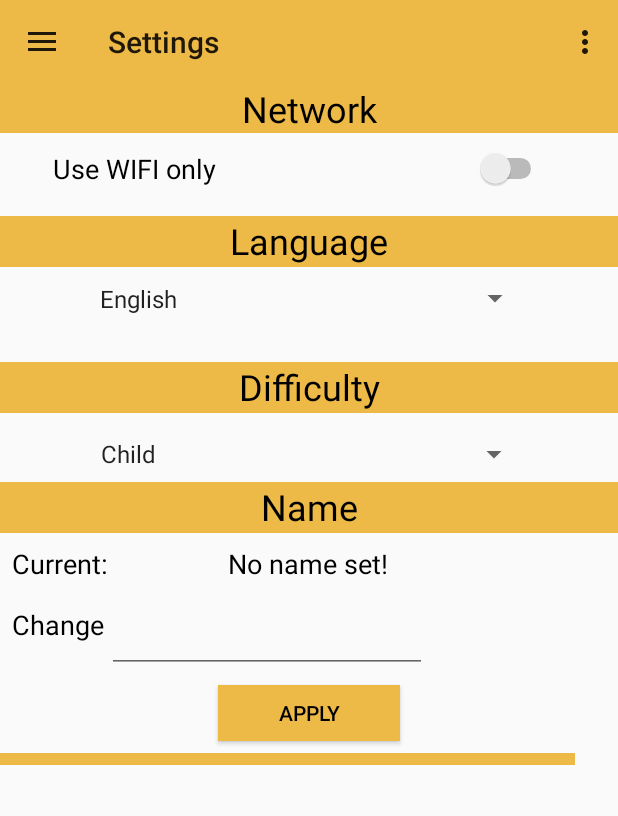
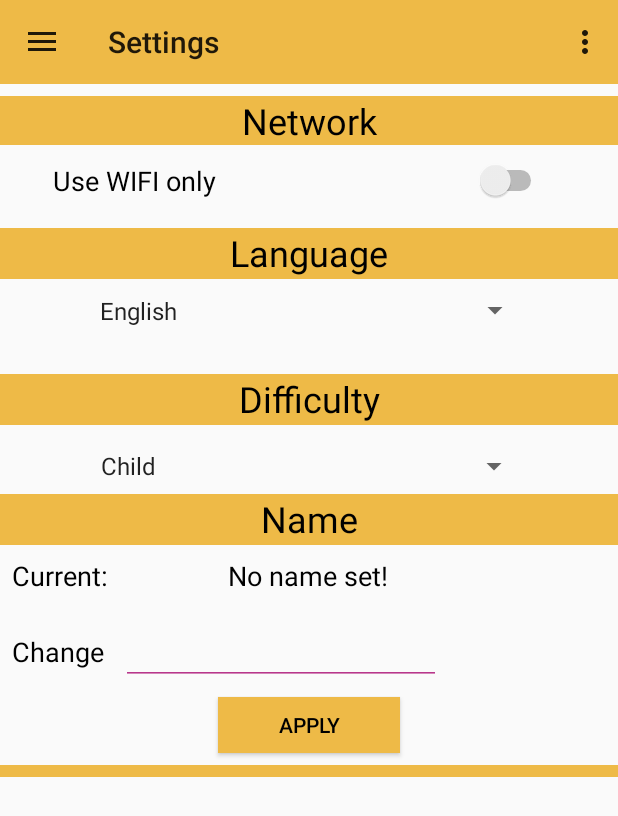
Before and after one commit to CoenB95/Essteling-App, an Android app: the fragment OptionFragment placed in its activity, on a phone screen of 412 x 824 dp. Shown: the top 816 px of the screen. Run offline under Robolectric (Android 15) with nearby library versions, the phone set to English and light mode, and no system bars; libraries missing offline, so code that uses them is left out: com.jakewharton.threetenabp; 1 statement that could not run was skipped.

Commit message:
landscale mode option menu

```diff
--- a/app/src/main/java/nl/l15vdef/essteling/activities_and_fragments/OptionFragment.java
+++ b/app/src/main/java/nl/l15vdef/essteling/activities_and_fragments/OptionFragment.java
@@ -3,11 +3,15 @@ package nl.l15vdef.essteling.activities_and_fragments;
 import android.content.Context;
 import android.content.SharedPreferences;
 import android.content.res.Configuration;
+import android.content.res.Resources;
+import android.graphics.PorterDuff;
+import android.graphics.drawable.Drawable;
 import android.net.ConnectivityManager;
 import android.net.NetworkInfo;
 import android.os.Bundle;
 import android.support.annotation.Nullable;
 import android.support.v4.app.Fragment;
+import android.support.v4.content.ContextCompat;
 import android.view.LayoutInflater;
 import android.view.View;
 import android.view.ViewGroup;
@@ -20,6 +24,7 @@ import android.widget.Spinner;
 import android.widget.Switch;
 import android.widget.TextView;
 
+import java.lang.reflect.Field;
 import java.util.Locale;
 
 import nl.l15vdef.essteling.R;
@@ -51,6 +56,8 @@ public class OptionFragment extends Fragment implements AdapterView.OnItemSelect
         currentName.setText(prefss.getString("Name" , "No name set!"));
 
         nameEdit = (EditText) view.findViewById(R.id.name_change_name);
+        nameEdit.getBackground().mutate().setColorFilter(ContextCompat.getColor(getActivity().getApplicationContext(),R.color.colorAccent2), PorterDuff.Mode.SRC_ATOP);
+        setCursorDrawableColor(nameEdit,R.color.colorAccent2);
         nameButton = (Button) view.findViewById(R.id.name_button_name);
         nameButton.setOnClickListener(new View.OnClickListener() {
             @Override
@@ -210,6 +217,30 @@ public class OptionFragment extends Fragment implements AdapterView.OnItemSelect
         // Another interface callback
     }
 
+    public static void setCursorDrawableColor(EditText editText, int color) {
+        try {
+            Field fCursorDrawableRes =
+                    TextView.class.getDeclaredField("mCursorDrawableRes");
+            fCursorDrawableRes.setAccessible(true);
+            int mCursorDrawableRes = fCursorDrawableRes.getInt(editText);
+            Field fEditor = TextView.class.getDeclaredField("mEditor");
+            fEditor.setAccessible(true);
+            Object editor = fEditor.get(editText);
+            Class<?> clazz = editor.getClass();
+            Field fCursorDrawable = clazz.getDeclaredField("mCursorDrawable");
+            fCursorDrawable.setAccessible(true);
+
+            Drawable[] drawables = new Drawable[2];
+            Resources res = editText.getContext().getResources();
+            drawables[0] = res.getDrawable(mCursorDrawableRes);
+            drawables[1] = res.getDrawable(mCursorDrawableRes);
+            drawables[0].setColorFilter(color, PorterDuff.Mode.SRC_IN);
+            drawables[1].setColorFilter(color, PorterDuff.Mode.SRC_IN);
+            fCursorDrawable.set(editor, drawables);
+        } catch (final Throwable ignored) {
+        }
+    }
+
 
 
 
--- a/app/src/main/res/layout-land/activity_option_fragment.xml
+++ b/app/src/main/res/layout-land/activity_option_fragment.xml
@@ -40,20 +40,21 @@
 
     <TextView
         android:id="@+id/textView4"
-        android:layout_width="200dp"
+        android:layout_width="250dp"
         android:layout_height="wrap_content"
+        android:layout_marginEnd="8dp"
+        android:layout_marginLeft="8dp"
+        android:layout_marginRight="8dp"
+        android:layout_marginStart="8dp"
+        android:layout_marginTop="8dp"
         android:background="@color/colorPrimary"
         android:text="@string/language"
         android:textAlignment="center"
         android:textColor="@android:color/black"
         android:textSize="24sp"
-        app:layout_constraintTop_toTopOf="parent"
-        android:layout_marginRight="8dp"
+        app:layout_constraintLeft_toLeftOf="@+id/guideline6"
         app:layout_constraintRight_toRightOf="parent"
-        android:layout_marginLeft="8dp"
-        app:layout_constraintLeft_toLeftOf="@+id/guideline6"
-        android:layout_marginStart="8dp"
-        android:layout_marginEnd="8dp" />
+        app:layout_constraintTop_toTopOf="parent" />
 
     <Spinner
         android:id="@+id/dif_select_spinner"
@@ -70,88 +71,95 @@
 
     <TextView
         android:id="@+id/textView"
-        android:layout_width="200dp"
+        android:layout_width="250dp"
         android:layout_height="wrap_content"
+        android:layout_marginEnd="8dp"
+        android:layout_marginLeft="8dp"
+        android:layout_marginRight="8dp"
+        android:layout_marginStart="8dp"
+        android:layout_marginTop="17dp"
         android:background="@color/colorPrimary"
         android:text="@string/dif"
         android:textAlignment="center"
         android:textColor="@android:color/black"
         android:textSize="24sp"
-        tools:layout_editor_absoluteY="91dp"
+        app:layout_constraintHorizontal_bias="0.487"
+        app:layout_constraintLeft_toLeftOf="parent"
         app:layout_constraintRight_toLeftOf="@+id/guideline6"
-        android:layout_marginRight="8dp"
-        android:layout_marginLeft="8dp"
-        app:layout_constraintLeft_toLeftOf="parent"
-        android:layout_marginStart="8dp"
-        android:layout_marginEnd="8dp" />
+        app:layout_constraintTop_toBottomOf="@+id/option_wifi_check" />
 
     <TextView
         android:id="@+id/textView3"
-        android:layout_width="200dp"
+        android:layout_width="250dp"
         android:layout_height="wrap_content"
+        android:layout_marginEnd="8dp"
+        android:layout_marginLeft="8dp"
+        android:layout_marginRight="8dp"
+        android:layout_marginStart="8dp"
+        android:layout_marginTop="8dp"
         android:background="@color/colorPrimary"
         android:text="@string/network"
         android:textAlignment="center"
         android:textColor="@android:color/black"
+        android:textColorLink="@color/colorAccent2"
         android:textSize="24sp"
-        app:layout_constraintTop_toTopOf="parent"
+        app:layout_constraintLeft_toLeftOf="parent"
         app:layout_constraintRight_toLeftOf="@+id/guideline6"
-        android:layout_marginRight="8dp"
-        android:layout_marginLeft="8dp"
-        app:layout_constraintLeft_toLeftOf="parent"
-        android:layout_marginStart="8dp"
-        android:layout_marginEnd="8dp" />
+        app:layout_constraintTop_toTopOf="parent" />
 
     <TextView
         android:id="@+id/textView5"
-        android:layout_width="200dp"
+        android:layout_width="250dp"
         android:layout_height="wrap_content"
+        android:layout_marginEnd="8dp"
+        android:layout_marginLeft="8dp"
+        android:layout_marginRight="8dp"
+        android:layout_marginStart="8dp"
+        android:layout_marginTop="17dp"
         android:background="@color/colorPrimary"
         android:text="@string/name"
         android:textAlignment="center"
         android:textColor="@android:color/black"
         android:textSize="24sp"
-        tools:layout_editor_absoluteY="91dp"
-        android:layout_marginLeft="8dp"
         app:layout_constraintLeft_toLeftOf="@+id/guideline6"
-        android:layout_marginRight="8dp"
         app:layout_constraintRight_toRightOf="parent"
-        android:layout_marginStart="8dp"
-        android:layout_marginEnd="8dp" />
+        app:layout_constraintTop_toBottomOf="@+id/language_select_spin" />
 
     <TextView
         android:id="@+id/textView6"
         android:layout_width="wrap_content"
         android:layout_height="wrap_content"
+        android:layout_marginEnd="8dp"
+        android:layout_marginLeft="8dp"
+        android:layout_marginRight="8dp"
+        android:layout_marginStart="8dp"
         android:text="@string/current"
+        android:textAlignment="viewStart"
         android:textColor="@android:color/black"
         android:textSize="18sp"
-        android:layout_marginStart="8dp"
-        android:layout_marginTop="8dp"
-        app:layout_constraintTop_toBottomOf="@+id/textView5"
-        android:layout_marginLeft="8dp"
+        app:layout_constraintHorizontal_bias="0.226"
         app:layout_constraintLeft_toLeftOf="@+id/guideline6"
-        android:layout_marginRight="8dp"
         app:layout_constraintRight_toRightOf="parent"
-        app:layout_constraintHorizontal_bias="0.185"
-        android:layout_marginEnd="8dp" />
+        android:layout_marginTop="10dp"
+        app:layout_constraintTop_toBottomOf="@+id/textView5" />
 
     <TextView
         android:id="@+id/name_current_name"
         android:layout_width="wrap_content"
         android:layout_height="wrap_content"
+        android:layout_marginEnd="8dp"
+        android:layout_marginLeft="80dp"
+        android:layout_marginRight="8dp"
+        android:layout_marginStart="80dp"
+        android:layout_marginTop="10dp"
         android:text="@string/dummy"
+        android:textAlignment="viewEnd"
         android:textColor="@android:color/black"
         android:textSize="18sp"
-        android:layout_marginStart="80dp"
-        android:layout_marginTop="8dp"
-        app:layout_constraintTop_toBottomOf="@+id/textView5"
-        android:layout_marginRight="8dp"
+        app:layout_constraintHorizontal_bias="0.527"
+        app:layout_constraintLeft_toLeftOf="@+id/guideline6"
         app:layout_constraintRight_toRightOf="parent"
-        android:layout_marginLeft="80dp"
-        app:layout_constraintLeft_toLeftOf="@+id/guideline6"
-        app:layout_constraintHorizontal_bias="0.726"
-        android:layout_marginEnd="8dp" />
+        app:layout_constraintTop_toBottomOf="@+id/textView5" />
 
     <Button
         android:id="@+id/name_button_name"
@@ -182,17 +190,18 @@
     <EditText
         android:id="@+id/name_change_name"
         android:layout_width="200dp"
-        android:layout_height="25dp"
+        android:layout_height="wrap_content"
+        android:layout_marginEnd="8dp"
+        android:layout_marginLeft="8dp"
+        android:layout_marginRight="8dp"
+        android:layout_marginStart="8dp"
+        android:layout_marginTop="36dp"
         android:ems="10"
         android:inputType="textPersonName"
         android:text=""
-        android:layout_marginRight="8dp"
+        android:textColorLink="@color/colorAccent2"
+        app:layout_constraintLeft_toLeftOf="@+id/guideline6"
         app:layout_constraintRight_toRightOf="parent"
-        android:layout_marginLeft="8dp"
-        app:layout_constraintLeft_toLeftOf="@+id/guideline6"
-        android:layout_marginTop="36dp"
-        app:layout_constraintTop_toBottomOf="@+id/textView5"
-        android:layout_marginStart="8dp"
-        android:layout_marginEnd="8dp" />
+        app:layout_constraintTop_toBottomOf="@+id/textView5" />
 
 </android.support.constraint.ConstraintLayout>
--- a/app/src/main/res/layout/activity_option_fragment.xml
+++ b/app/src/main/res/layout/activity_option_fragment.xml
@@ -85,7 +85,7 @@
         android:layout_height="wrap_content"
         android:layout_marginLeft="0dp"
         android:layout_marginRight="0dp"
-        android:layout_marginTop="0dp"
+        android:layout_marginTop="8dp"
         android:background="@color/colorPrimary"
         android:text="@string/network"
         android:textAlignment="center"
@@ -142,7 +142,7 @@
         android:layout_width="wrap_content"
         android:layout_height="wrap_content"
         android:layout_marginLeft="8dp"
-        android:layout_marginTop="16dp"
+        android:layout_marginTop="26dp"
         android:text="@string/Change"
         android:textColor="@android:color/black"
         android:textSize="18sp"
@@ -153,11 +153,12 @@
         android:id="@+id/name_change_name"
         android:layout_width="wrap_content"
         android:layout_height="wrap_content"
-        android:layout_marginLeft="2dp"
+        android:layout_marginLeft="11dp"
         android:layout_marginTop="15dp"
         android:ems="10"
         android:inputType="textPersonName"
         android:text=""
+        android:textColorLink="@color/colorAccent2"
         app:layout_constraintLeft_toRightOf="@+id/textView8"
         app:layout_constraintTop_toBottomOf="@+id/name_current_name" />
 
@@ -177,7 +178,7 @@
 
     <TextView
         android:id="@+id/textView9"
-        android:layout_width="383dp"
+        android:layout_width="match_parent"
         android:layout_height="8dp"
         android:layout_marginLeft="0dp"
         android:layout_marginRight="0dp"
```
